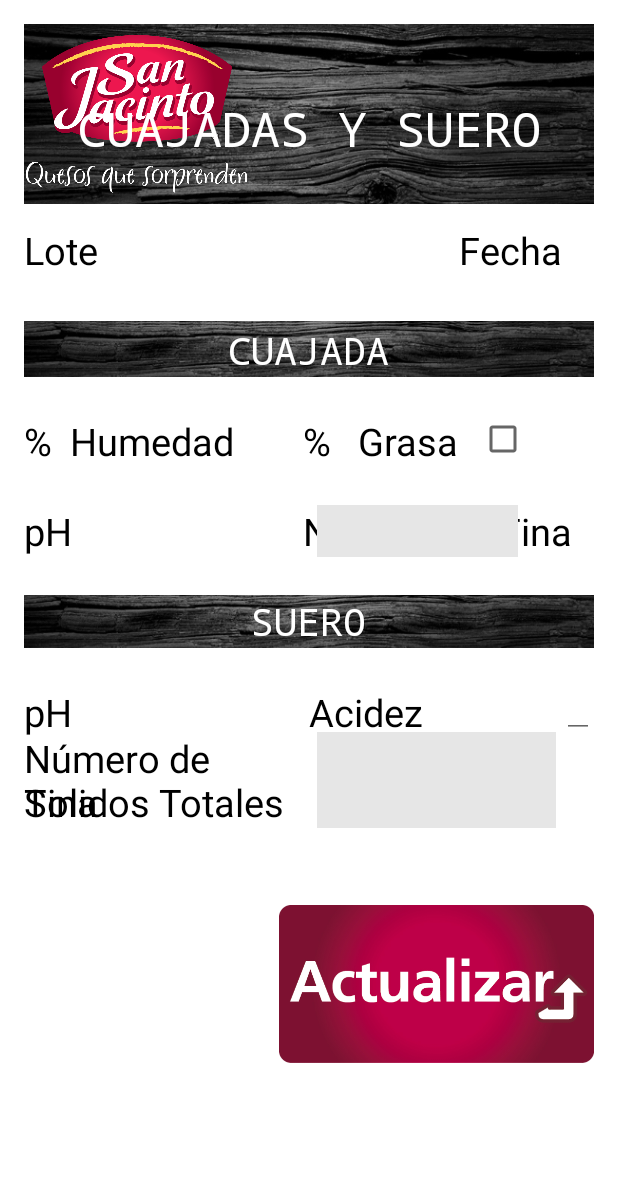
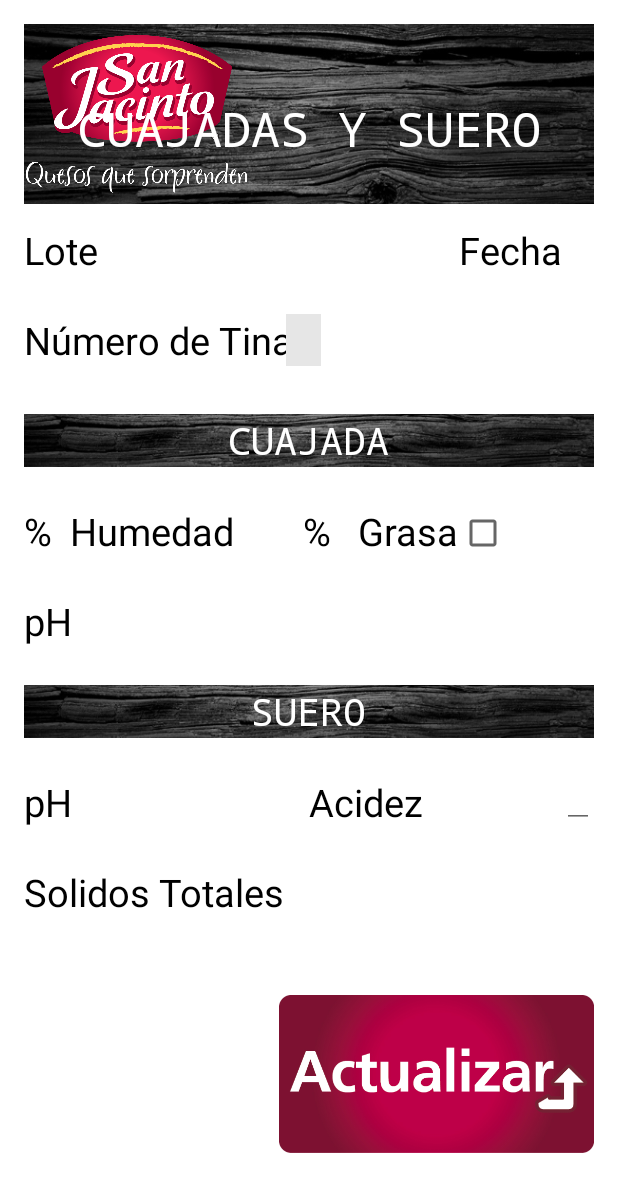
Before and after one commit to vicesp/SJAndroid, an Android app: the layout cuajadas__lab.xml on its own in the app's theme, with its tools: preview values and no code run, on a phone screen of 412 x 824 dp. Shown: the top 1192 px of the screen. Run offline under Robolectric (Android 15) with nearby library versions, the phone set to English and light mode, and no system bars; network calls fail.

```diff
--- a/GSJEtapa1/app/src/main/java/DAO/consultas.java
+++ b/GSJEtapa1/app/src/main/java/DAO/consultas.java
@@ -2477,6 +2477,7 @@
                             " grasa_remuestreo,necesidad_remuestreo, observaciones_apariencia,fecha_hoy, observaciones_color, untabilidad, observaciones_untabilidad) " +
                             "VALUES ('" +
 
+
                             fecha + "','" +
                             lote + "','" +
                             familia + "','" +
@@ -2571,7 +2572,7 @@
                 for(int x=0;x< cursor.getCount();x++)
                 {
                     lista.empaque[x]=cursor.getString(cursor.getColumnIndex("lote"))+"-"+cursor.getString(cursor.getColumnIndex("codigo_prod"))+"/" + cursor.getString(cursor.getColumnIndex("producto"));
-
+                    cursor.moveToNext();
                 }
                 empaqueArray.add(lista);
             }
--- a/GSJEtapa1/app/src/main/java/com/example/sistemas/gsjetapa1/Login.java
+++ b/GSJEtapa1/app/src/main/java/com/example/sistemas/gsjetapa1/Login.java
@@ -147,6 +147,7 @@
 
                 else if (tipoUsuario==17)
                 {
+                    Variables.setFromDetector(false);
                     Variables.setNombre_usuario(Usuario.getText().toString());
                     finish();startActivity(new Intent(Login.this, Detector_Metales.class));
 
--- a/GSJEtapa1/app/src/main/java/com/example/sistemas/gsjetapa1/Panel_Lab.java
+++ b/GSJEtapa1/app/src/main/java/com/example/sistemas/gsjetapa1/Panel_Lab.java
@@ -151,6 +151,7 @@
                             var.setFromAdminLaboratorio(false);
                             var.setFromAdminCrema(false);
                             var.setFromAdminRequeson(false);
+
                             finish();startActivity(new Intent(Panel_Lab.this, Administrador.class));
                         }
                         if(var.isFromExportador()){
--- a/GSJEtapa1/app/src/main/java/com/example/sistemas/gsjetapa1/Requeson_Lab.java
+++ b/GSJEtapa1/app/src/main/java/com/example/sistemas/gsjetapa1/Requeson_Lab.java
@@ -149,6 +149,7 @@
                                            } else {
 
 
+                                               Log.i("Requeson guardado", Lote.getText().toString());
                                                boolean exitoso = con.DAORequesonLab(FechaH.Hoy_hora(), Lote.getText().toString(), btn_listviewdialog.getText().toString(), familia.getText().toString(),
                                                        codigo_prod.getText().toString(), codigo_fam.getText().toString(), switchTexter(swApa.isChecked()), switchTexter(swSa.isChecked()),
                                                        switchTexter(swCo.isChecked()), switchTexter(swAro.isChecked()), observaciones_sabor.getText().toString(),
--- a/GSJEtapa1/app/src/main/res/layout/cuajadas__lab.xml
+++ b/GSJEtapa1/app/src/main/res/layout/cuajadas__lab.xml
@@ -33,9 +33,9 @@
             android:textSize="25dp"
             android:textColor="@android:color/black"
             android:text="Fecha"
-            android:layout_above="@+id/imageView14"
-            android:layout_alignLeft="@+id/editText17"
-            android:layout_alignStart="@+id/editText17" />
+            android:layout_alignLeft="@+id/grasaCB"
+            android:layout_alignStart="@+id/grasaCB"
+            android:layout_above="@+id/textView286" />
 
 
         <ImageView
@@ -100,33 +100,10 @@
             android:textSize="20dp"
             android:id="@+id/tvLCLotePendiente"
             android:layout_below="@+id/imageView"
-            android:layout_toRightOf="@+id/tvLCLote"
-            android:layout_toLeftOf="@+id/textView136"
-            android:layout_toStartOf="@+id/textView136" />
-
-        <ImageView
-            android:layout_width="wrap_content"
-            android:layout_height="35dp"
-            android:id="@+id/imageView14"
-            android:layout_marginTop="30dp"
-            android:src="@drawable/madera"
-            android:scaleType="centerCrop"
-            android:layout_alignParentLeft="true"
-            android:layout_alignParentStart="true"
-            android:layout_alignRight="@+id/imageView"
-            android:layout_alignEnd="@+id/imageView"
-            android:layout_below="@+id/tvLCLote" />
-
-        <TextView
-            android:layout_width="wrap_content"
-            android:layout_height="wrap_content"
-            android:text="PRUEBAS SENSORIALES"
-            android:textColor="@android:color/white"
-            android:typeface="monospace"
-            android:textSize="25dp"
-            android:id="@+id/textView136"
-            android:layout_alignTop="@+id/imageView14"
-            android:layout_centerHorizontal="true" />
+            android:layout_alignLeft="@+id/spinCuajada"
+            android:layout_alignStart="@+id/spinCuajada"
+            android:layout_alignRight="@+id/spinCuajada"
+            android:layout_alignEnd="@+id/spinCuajada" />
 
 
         <EditText
@@ -153,18 +130,6 @@
             android:layout_alignParentEnd="true"
             android:layout_marginTop="51dp" />
 
-        <EditText
-            android:layout_width="wrap_content"
-            android:layout_height="wrap_content"
-            android:id="@+id/editText17"
-            android:textSize="25dp"
-            android:layout_alignRight="@+id/imageView"
-            android:layout_alignEnd="@+id/imageView"
-            android:layout_toEndOf="@+id/editText"
-            android:layout_toRightOf="@+id/editText"
-            android:enabled="false"
-            android:visibility="invisible" />
-
         <Button
             android:layout_width="wrap_content"
             android:layout_height="wrap_content"
@@ -185,7 +150,7 @@
             android:layout_marginTop="32dp"
             android:src="@drawable/madera"
             android:scaleType="centerCrop"
-            android:layout_below="@id/fechaText1"
+            android:layout_below="@id/textView286"
             android:layout_alignParentLeft="true"
             android:layout_alignParentStart="true"
             android:layout_alignRight="@+id/imageView"
@@ -279,9 +244,9 @@
             android:layout_height="wrap_content"
             android:id="@+id/grasaCB"
             android:checked="false"
-            android:layout_alignTop="@+id/textView233"
-            android:layout_alignRight="@+id/textView136"
-            android:layout_alignEnd="@+id/textView136" />
+            android:layout_alignBottom="@+id/textView233"
+            android:layout_toRightOf="@+id/editText"
+            android:layout_toEndOf="@+id/editText" />
 
         <TextView
             android:layout_width="wrap_content"
@@ -290,9 +255,9 @@
             android:id="@+id/textView236"
             android:text="text"
             android:visibility="invisible"
-            android:layout_alignBottom="@+id/fechaText1"
             android:layout_alignLeft="@+id/textView1"
-            android:layout_alignStart="@+id/textView1" />
+            android:layout_alignStart="@+id/textView1"
+            android:layout_above="@+id/textView286" />
 
         <ImageView
             android:layout_width="wrap_content"
@@ -395,23 +360,13 @@
             android:layout_width="wrap_content"
             android:layout_height="wrap_content"
             android:text="Número de Tina"
-            android:id="@+id/textView265"
+            android:id="@+id/textView286"
             android:textSize="25dp"
             android:textColor="@android:color/black"
-            android:layout_alignBottom="@+id/textView234"
-            android:layout_alignLeft="@+id/textView233"
-            android:layout_alignStart="@+id/textView233" />
-
-        <TextView
-            android:layout_width="wrap_content"
-            android:layout_height="wrap_content"
-            android:text="Número de Tina"
-            android:id="@+id/textView266"
-            android:textSize="25dp"
-            android:textColor="@android:color/black"
-            android:layout_above="@+id/guardarBtn"
-            android:layout_toLeftOf="@+id/guardarBtn"
-            android:layout_toStartOf="@+id/guardarBtn" />
+            android:layout_below="@+id/tvLCLote"
+            android:layout_alignParentLeft="true"
+            android:layout_alignParentStart="true"
+            android:layout_marginTop="25dp" />
 
         <Spinner
             android:layout_width="wrap_content"
@@ -422,32 +377,12 @@
             android:spinnerMode="dialog"
             android:background="#E6E6E6"
             android:descendantFocusability="beforeDescendants"
-            android:layout_alignBottom="@+id/textView265"
-            android:layout_alignLeft="@+id/fechaText1"
-            android:layout_alignStart="@+id/fechaText1"
-            android:layout_alignTop="@+id/textView265"
-            android:layout_alignRight="@+id/spinSuero"
-            android:layout_alignEnd="@+id/spinSuero"
-            android:layout_marginRight="25dp"
-            android:layout_marginLeft="25dp" />
-
-        <Spinner
-            android:layout_width="wrap_content"
-            android:layout_height="wrap_content"
-            android:id="@+id/spinSuero"
-            android:textAlignment="center"
-            android:gravity="center"
-            android:spinnerMode="dialog"
-            android:background="#E6E6E6"
-            android:descendantFocusability="beforeDescendants"
-            android:layout_above="@+id/guardarBtn"
-            android:layout_toRightOf="@+id/textView266"
-            android:layout_alignTop="@+id/textView266"
-            android:layout_alignParentRight="true"
-            android:layout_alignParentEnd="true"
-            android:layout_marginRight="25dp"
-            android:layout_marginLeft="25dp" />
-
+            android:layout_alignTop="@+id/textView286"
+            android:layout_alignLeft="@+id/editText24"
+            android:layout_alignStart="@+id/editText24"
+            android:layout_above="@+id/imageView20"
+            android:layout_alignRight="@+id/textView236"
+            android:layout_alignEnd="@+id/textView236" />
 
 
     </RelativeLayout>
--- a/GSJEtapa1/app/src/main/res/layout/detector_metales.xml
+++ b/GSJEtapa1/app/src/main/res/layout/detector_metales.xml
@@ -2723,7 +2723,9 @@
                 android:layout_alignBaseline="@+id/swAI44"
                 android:layout_alignBottom="@+id/swAI44"
                 android:layout_toLeftOf="@+id/swPacA15"
-                android:layout_toStartOf="@+id/swPacA15" />
+                android:layout_toStartOf="@+id/swPacA15"
+                android:focusableInTouchMode="false"
+                android:focusable="false" />
 
             <Button
                 android:layout_width="wrap_content"
--- a/GSJEtapa1/app/src/main/res/layout/fundido.xml
+++ b/GSJEtapa1/app/src/main/res/layout/fundido.xml
@@ -912,7 +912,6 @@
             android:layout_alignStart="@+id/spTipoCrema"
             android:layout_alignRight="@+id/spTipoCrema"
             android:background="#E6E6E6"
-
             android:layout_alignEnd="@+id/spTipoCrema" />
 
         <TextView
```
Also changed, not shown: GSJEtapa1/app/src/main/java/com/example/sistemas/gsjetapa1/Cuajadas_Lab.java (+4 -28 lines), GSJEtapa1/app/src/main/java/com/example/sistemas/gsjetapa1/Detector_Metales.java (+191 -92 lines), GSJEtapa1/app/src/main/java/com/example/sistemas/gsjetapa1/Realizados.java (+5 -2 lines).
